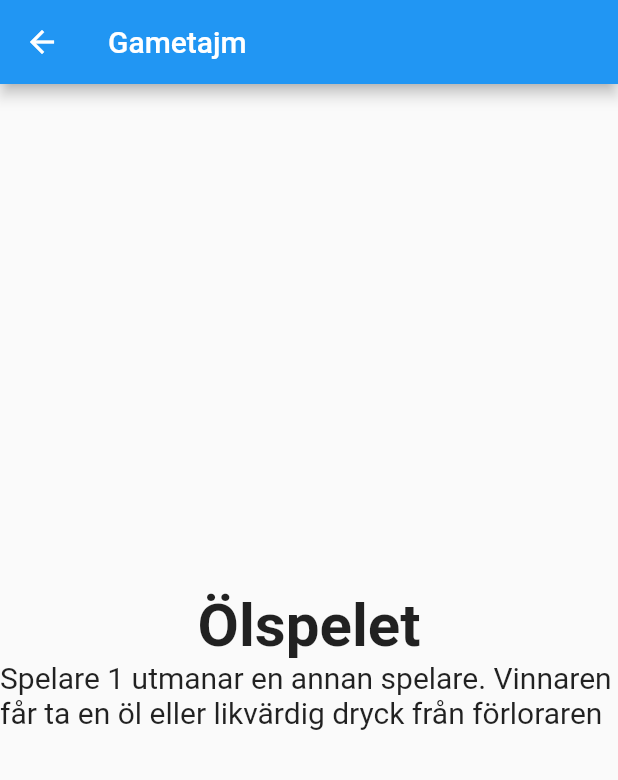
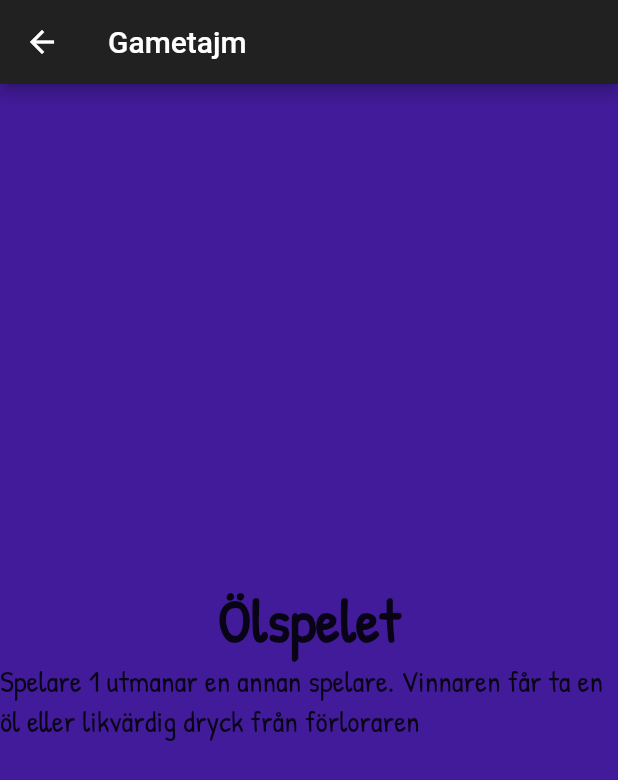
Before and after one commit to ponbac/drinktajm, a Flutter app: the screen it shows after launch, after a tap on "Start!", on a phone screen of 412 x 824 dp. Shown: the top 780 px of the screen. Run offline on Flutter 3.47's test engine with Material 2 defaults, Android fonts, the phone set to English and light mode, and no system bars.

Commit message:
added empty page for adding players to the game

```diff
--- a/lib/main.dart
+++ b/lib/main.dart
@@ -1,6 +1,8 @@
 import 'package:drinkinggame/pages/game_page.dart';
+import 'package:drinkinggame/pages/player_select_page.dart';
 import 'package:drinkinggame/pages/start_page.dart';
 import 'package:flutter/material.dart';
+import 'package:flutter/services.dart';
 
 void main() {
   runApp(MyApp());
@@ -10,15 +12,35 @@ class MyApp extends StatelessWidget {
   // This widget is the root of your application.
   @override
   Widget build(BuildContext context) {
+    SystemChrome.setEnabledSystemUIOverlays([]);
+    SystemChrome.setPreferredOrientations([
+      DeviceOrientation.portraitUp,
+      DeviceOrientation.portraitDown,
+    ]);
+
     return MaterialApp(
       title: 'Drinktajm',
-      theme: ThemeData(
-        primarySwatch: Colors.blue,
-        visualDensity: VisualDensity.adaptivePlatformDensity,
+      theme: ThemeData.dark().copyWith(
+        tooltipTheme: TooltipThemeData(
+          decoration: BoxDecoration(
+            color: Color(0xFF1089ff),
+            borderRadius: BorderRadius.circular(5.0),
+          ),
+          textStyle: TextStyle(
+            fontWeight: FontWeight.w900,
+            fontSize: 20.0,
+            letterSpacing: 1.0,
+            color: Colors.white,
+          ),
+        ),
+        scaffoldBackgroundColor: Color(0xFF421b9b),
+        textTheme: Theme.of(context).textTheme.apply(fontFamily: 'PatrickHand'),
       ),
+      //home: StartPage(),
       home: StartPage(),
       routes: {
         GamePage.routeName: (ctx) => GamePage(),
+        PlayerSelect.routeName: (ctx) => PlayerSelect()
       },
     );
   }
--- /dev/null
+++ b/lib/pages/player_select_page.dart
@@ -0,0 +1,15 @@
+import 'package:flutter/material.dart';
+
+class PlayerSelect extends StatelessWidget {
+  static const routeName = '/player_select';
+
+  @override
+  Widget build(BuildContext context) {
+    return Scaffold(
+      appBar: AppBar(
+        title: Text('Välj spelare'),
+      ),
+      body: ListView(),
+    );
+  }
+}
```
Also changed, not shown: pubspec.yaml (+4 -6 lines).
